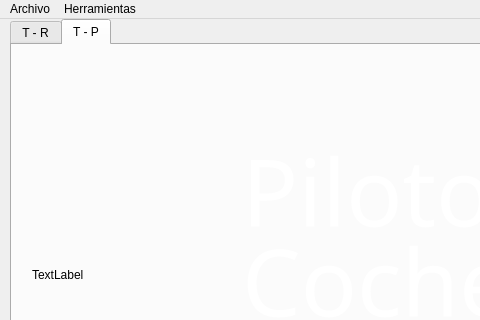
This is src/views/generator/generator.ui in UnicosGaming/tweet-generator as Qt 5 draws it before an edit; both pictures show x 0 to 480 and y 0 to 320 of the 1043 by 715 pixel window. The edited form follows.
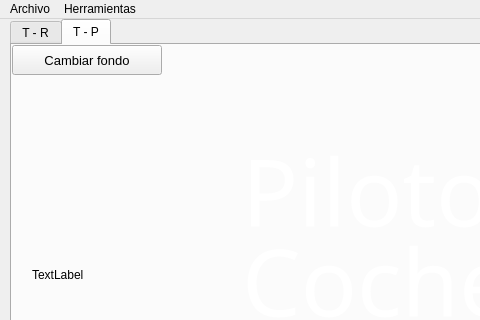
This is the edited form. The open tabs and pages were chosen to show the change.

The edit to the form file:
```diff
--- a/src/views/generator/generator.ui
+++ b/src/views/generator/generator.ui
@@ -815,9 +815,9 @@
       <property name="geometry">
        <rect>
         <x>0</x>
-        <y>1</y>
+        <y>41</y>
         <width>1021</width>
-        <height>531</height>
+        <height>491</height>
        </rect>
       </property>
       <property name="text">
@@ -925,6 +925,26 @@
        <string>TextLabel</string>
       </property>
      </widget>
+     <widget class="QPushButton" name="btn_change_background_p">
+      <property name="geometry">
+       <rect>
+        <x>0</x>
+        <y>0</y>
+        <width>150</width>
+        <height>30</height>
+       </rect>
+      </property>
+      <property name="font">
+       <font>
+        <pointsize>10</pointsize>
+        <weight>50</weight>
+        <bold>false</bold>
+       </font>
+      </property>
+      <property name="text">
+       <string>Cambiar fondo</string>
+      </property>
+     </widget>
     </widget>
    </widget>
   </widget>
```
Left out of the diff: 24 changed lines with no effect on the pictures.
